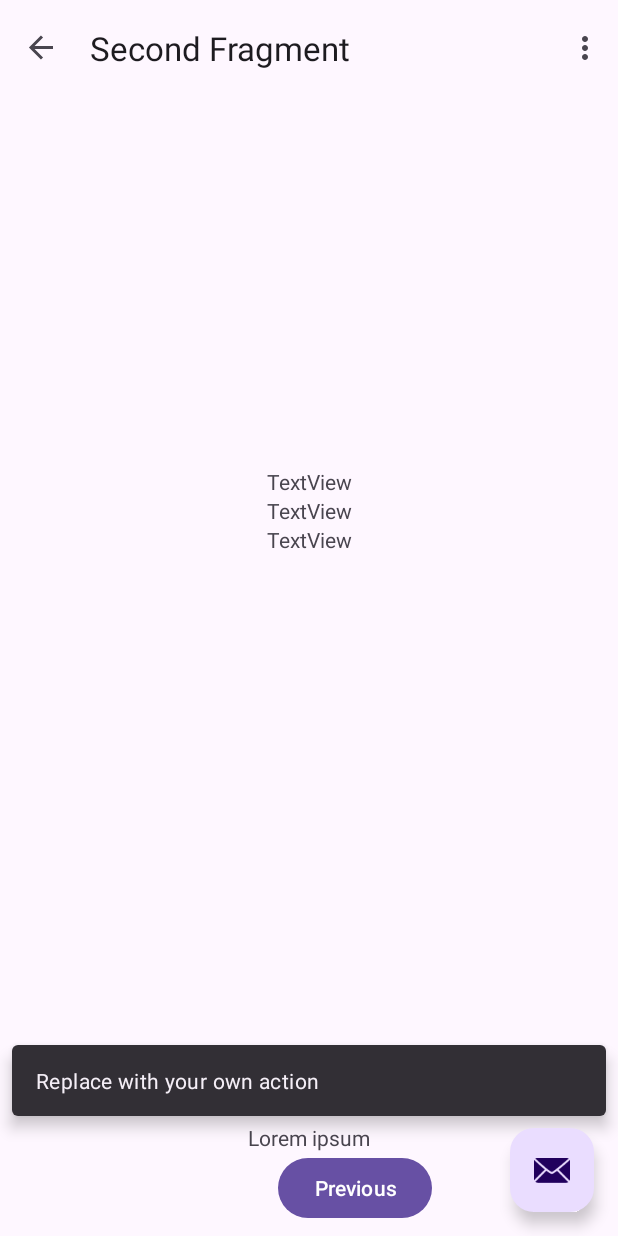
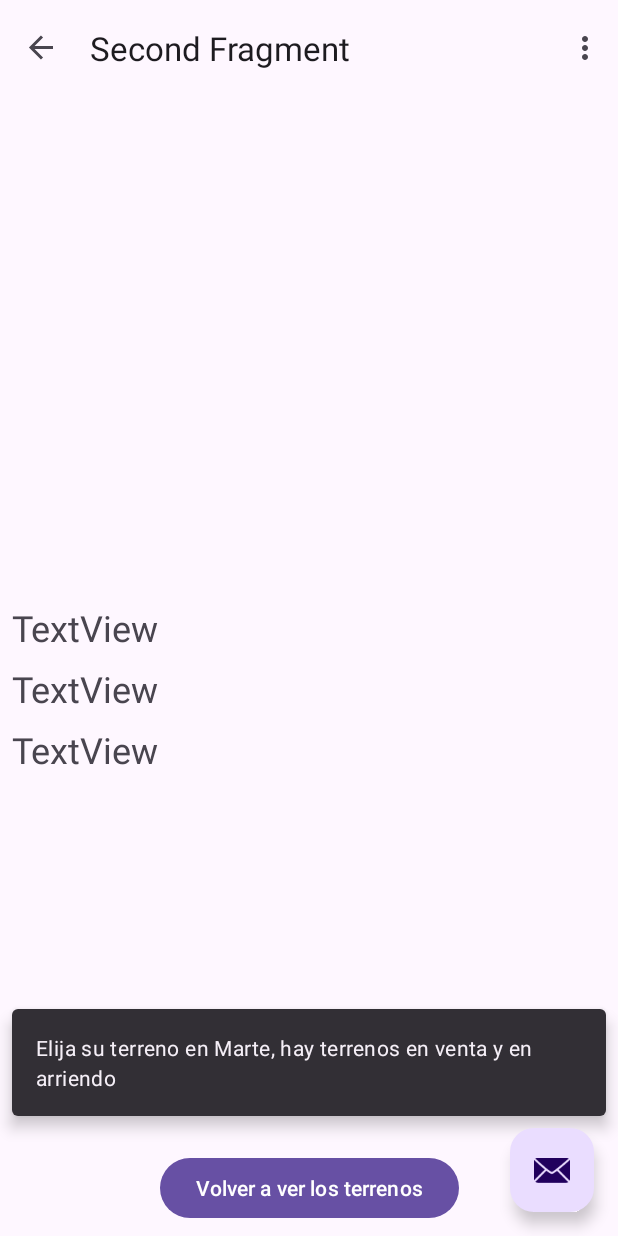
Before and after one commit to RobertoMedinaP/MarsTest, an Android app: the SecondFragment screen opened through its navigation route, after a tap on an icon or button, on a phone screen of 412 x 824 dp. Run offline under Robolectric (Android 15) with nearby library versions, the phone set to English and light mode, and no system bars; our stand-ins replace Room's generated code, navigation-ui; pictures from the network do not load.

```diff
--- a/app/src/main/java/com/example/marstest/View/MainActivity.kt
+++ b/app/src/main/java/com/example/marstest/View/MainActivity.kt
@@ -32,7 +32,7 @@ class MainActivity : AppCompatActivity() {
         setupActionBarWithNavController(navController, appBarConfiguration)
 
         binding.fab.setOnClickListener { view ->
-            Snackbar.make(view, "Replace with your own action", Snackbar.LENGTH_LONG)
+            Snackbar.make(view, "Elija su terreno en Marte, hay terrenos en venta y en arriendo", Snackbar.LENGTH_LONG)
                 .setAnchorView(R.id.fab)
                 .setAction("Action", null).show()
         }
--- a/app/src/main/java/com/example/marstest/View/SecondFragment.kt
+++ b/app/src/main/java/com/example/marstest/View/SecondFragment.kt
@@ -50,9 +50,9 @@ class SecondFragment : Fragment() {
             it?.let {
                 seleccion->
                 Glide.with(binding.imageView2).load(it.img_src).centerCrop().into(binding.imageView2)
-                binding.textView.setText(seleccion.id)
-                binding.textView2.setText(seleccion.type)
-                binding.textView3.setText(seleccion.price.toString())
+                binding.textView.setText("Terreno número: "+seleccion.id)
+                binding.textView2.setText("Tipo de terreno: " +seleccion.type)
+                binding.textView3.setText("Precio: "+seleccion.price.toString())
                 terrenoSeleccionado=seleccion
             }
         }
--- a/app/src/main/res/layout/fragment_first.xml
+++ b/app/src/main/res/layout/fragment_first.xml
@@ -21,6 +21,7 @@
         android:layout_height="wrap_content"
         android:layout_marginTop="16dp"
         android:text="@string/lorem_ipsum"
+        android:textSize="24sp"
         app:layout_constraintEnd_toEndOf="parent"
         app:layout_constraintStart_toStartOf="parent"
         app:layout_constraintTop_toTopOf="parent" />
--- a/app/src/main/res/layout/fragment_second.xml
+++ b/app/src/main/res/layout/fragment_second.xml
@@ -8,8 +8,8 @@
 
     <ImageView
         android:id="@+id/imageView2"
-        android:layout_width="224dp"
-        android:layout_height="215dp"
+        android:layout_width="321dp"
+        android:layout_height="274dp"
         android:layout_marginStart="8dp"
         android:layout_marginTop="32dp"
         android:layout_marginEnd="8dp"
@@ -20,36 +20,39 @@
 
     <TextView
         android:id="@+id/textView"
-        android:layout_width="wrap_content"
+        android:layout_width="0dp"
         android:layout_height="wrap_content"
+        android:layout_marginStart="8dp"
+        android:layout_marginTop="32dp"
+        android:layout_marginEnd="8dp"
         android:text="TextView"
+        android:textSize="24sp"
         app:layout_constraintEnd_toEndOf="parent"
         app:layout_constraintStart_toStartOf="parent"
         app:layout_constraintTop_toBottomOf="@+id/imageView2" />
 
     <TextView
         android:id="@+id/textView2"
-        android:layout_width="wrap_content"
+        android:layout_width="0dp"
         android:layout_height="wrap_content"
+        android:layout_marginStart="8dp"
+        android:layout_marginTop="8dp"
+        android:layout_marginEnd="8dp"
         android:text="TextView"
+        android:textSize="24sp"
         app:layout_constraintEnd_toEndOf="parent"
         app:layout_constraintStart_toStartOf="parent"
         app:layout_constraintTop_toBottomOf="@+id/textView" />
 
     <TextView
-        android:id="@+id/textview_second"
-        android:layout_width="wrap_content"
+        android:id="@+id/textView3"
+        android:layout_width="0dp"
         android:layout_height="wrap_content"
-        android:text="@string/lorem_ipsum"
-        app:layout_constraintBottom_toTopOf="@+id/button_second"
-        app:layout_constraintEnd_toEndOf="parent"
-        app:layout_constraintStart_toStartOf="parent" />
-
-    <TextView
-        android:id="@+id/textView3"
-        android:layout_width="wrap_content"
-        android:layout_height="wrap_content"
+        android:layout_marginStart="8dp"
+        android:layout_marginTop="8dp"
+        android:layout_marginEnd="8dp"
         android:text="TextView"
+        android:textSize="24sp"
         app:layout_constraintEnd_toEndOf="parent"
         app:layout_constraintStart_toStartOf="parent"
         app:layout_constraintTop_toBottomOf="@+id/textView2" />
@@ -62,7 +65,6 @@
         android:text="@string/previous"
         app:layout_constraintBottom_toBottomOf="parent"
         app:layout_constraintEnd_toEndOf="parent"
-        app:layout_constraintHorizontal_bias="0.599"
         app:layout_constraintStart_toStartOf="parent" />
 
 </androidx.constraintlayout.widget.ConstraintLayout>
--- a/app/src/main/res/values/strings.xml
+++ b/app/src/main/res/values/strings.xml
@@ -4,8 +4,8 @@
     <!-- Strings used for fragments for navigation -->
     <string name="first_fragment_label">First Fragment</string>
     <string name="second_fragment_label">Second Fragment</string>
-    <string name="next">Next</string>
-    <string name="previous">Previous</string>
+    <string name="next">Siguiente</string>
+    <string name="previous">Volver a ver los terrenos</string>
 
-    <string name="lorem_ipsum">Lorem ipsum</string>
+    <string name="lorem_ipsum">Elija su terreno en Marte</string>
 </resources>
```
